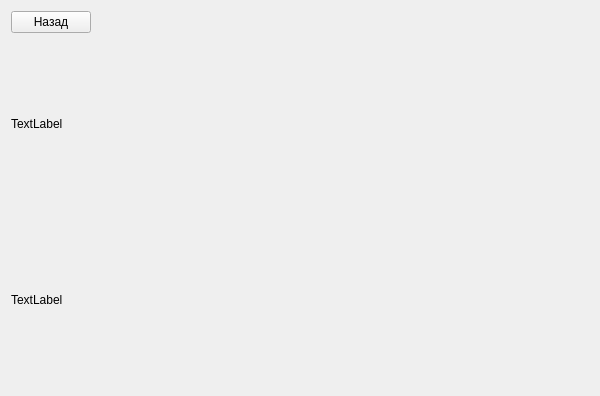
Above: UI/game_screen.ui from DimPerch/info_project before the change. Below: the same form after it.
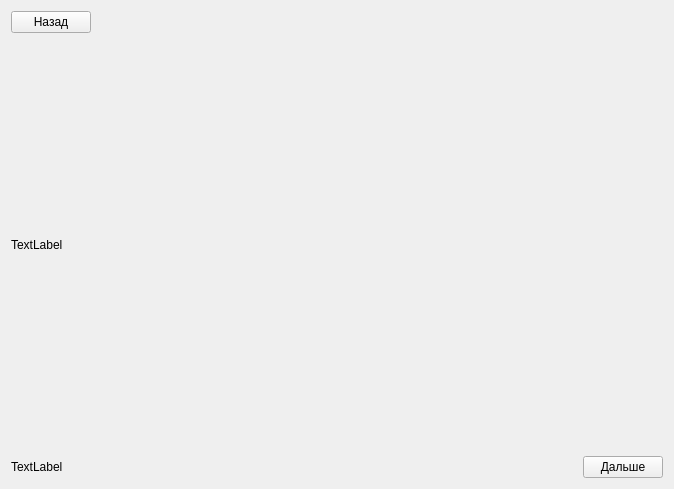
That is the form after the change.

The edit to the form file:
```diff
--- a/UI/game_screen.ui
+++ b/UI/game_screen.ui
@@ -6,14 +6,14 @@
    <rect>
     <x>0</x>
     <y>0</y>
-    <width>600</width>
-    <height>396</height>
+    <width>674</width>
+    <height>489</height>
    </rect>
   </property>
   <property name="windowTitle">
    <string>Form</string>
   </property>
-  <layout class="QVBoxLayout" name="verticalLayout">
+  <layout class="QVBoxLayout" name="verticalLayout" stretch="0,1,0">
    <item>
     <layout class="QHBoxLayout" name="horizontalLayout">
      <item>
@@ -40,6 +40,12 @@
    </item>
    <item>
     <widget class="QLabel" name="img">
+     <property name="maximumSize">
+      <size>
+       <width>16777215</width>
+       <height>16777215</height>
+      </size>
+     </property>
      <property name="frameShape">
       <enum>QFrame::NoFrame</enum>
      </property>
@@ -49,11 +55,22 @@
     </widget>
    </item>
    <item>
+    <layout class="QHBoxLayout" name="horizontalLayout_2" stretch="1,0">
+     <item>
     <widget class="QLabel" name="text">
      <property name="text">
       <string>TextLabel</string>
      </property>
     </widget>
+     </item>
+     <item>
+      <widget class="QPushButton" name="next_button">
+       <property name="text">
+        <string>Дальше</string>
+       </property>
+      </widget>
+     </item>
+    </layout>
    </item>
   </layout>
  </widget>
```
Lines whose indentation alone changed are shown as unchanged.
